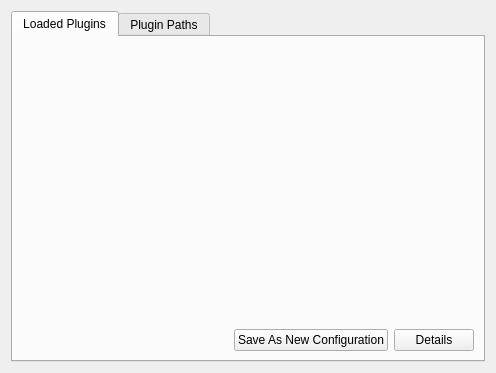
First picture: the form in src/ExtensionSystem/source/ExtensionSystemConfig.ui, repository JPNaude/Qtilities, before the edit.
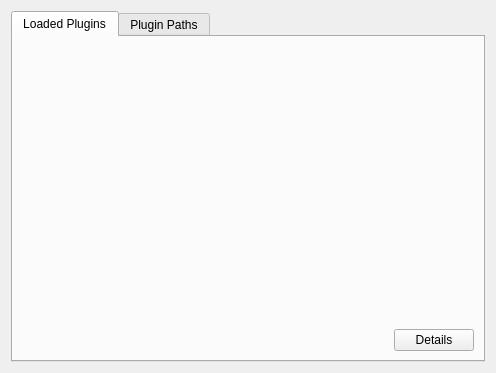
Second picture: the form after the edit.

Commit message: Finishing of new features in the Extension System module.

```diff
--- a/src/ExtensionSystem/source/ExtensionSystemConfig.ui
+++ b/src/ExtensionSystem/source/ExtensionSystemConfig.ui
@@ -57,13 +57,6 @@
          </property>
         </widget>
        </item>
-       <item row="1" column="2">
-        <widget class="QPushButton" name="btnSaveAsNewConfiguration">
-         <property name="text">
-          <string>Save As New Configuration</string>
-         </property>
-        </widget>
-       </item>
       </layout>
      </widget>
      <widget class="QWidget" name="tabPaths">
```
Left out of the diff: 4 changed lines with no effect on the pictures. The commit also changes 5 other files.
